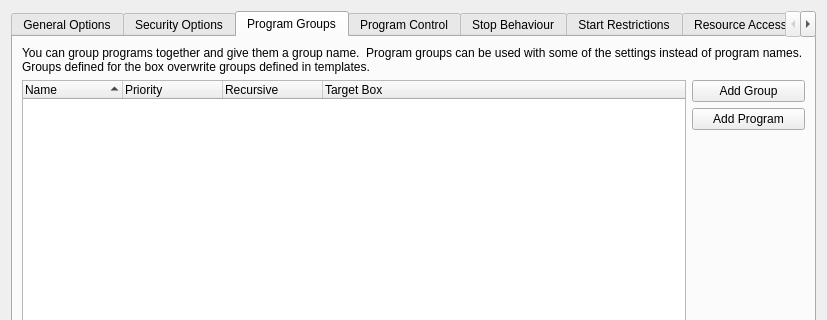
First picture: the form in SandboxiePlus/SandMan/Forms/OptionsWindow.ui, repository sandboxie-plus/Sandboxie, before the edit; both pictures show x 0 to 827 and y 0 to 320 of the 827 by 648 pixel window.
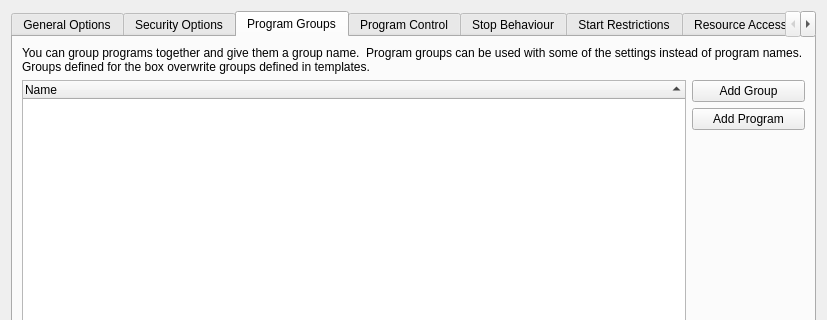
Second picture: the form after the edit. The open tabs and pages were chosen to show the change.

Patch:
```diff
--- a/SandboxiePlus/SandMan/Forms/OptionsWindow.ui
+++ b/SandboxiePlus/SandMan/Forms/OptionsWindow.ui
@@ -2216,21 +2216,6 @@
                <string>Name</string>
               </property>
              </column>
-             <column>
-              <property name="text">
-               <string>Priority</string>
-              </property>
-             </column>
-             <column>
-              <property name="text">
-               <string>Recursive</string>
-              </property>
-             </column>
-             <column>
-              <property name="text">
-               <string>Target Box</string>
-              </property>
-             </column>
             </widget>
            </item>
            <item row="5" column="1">
```
